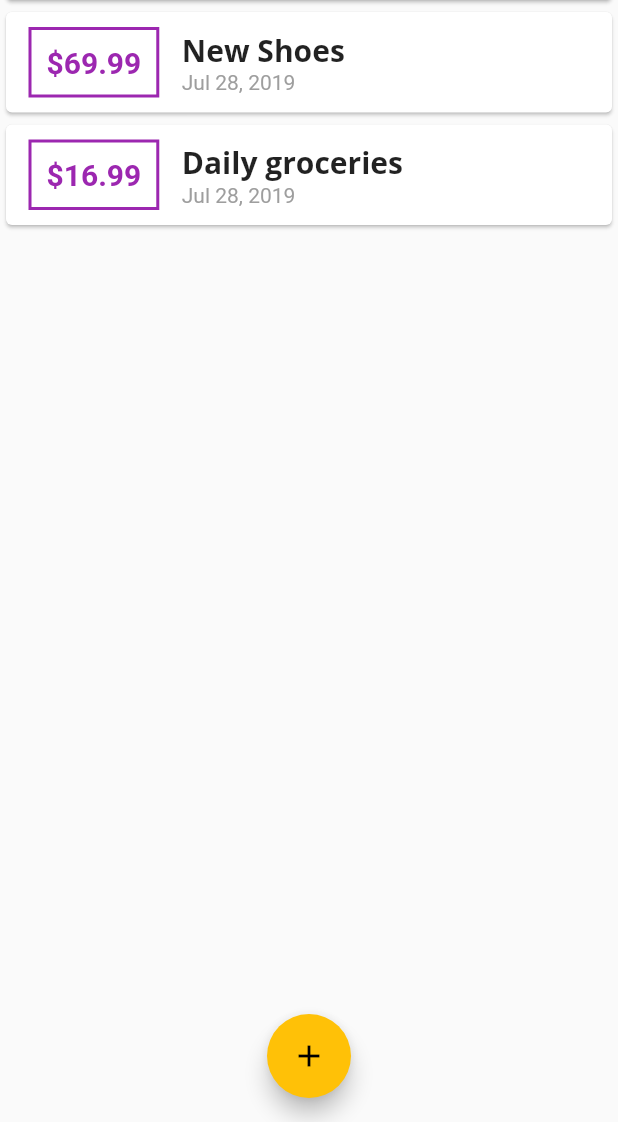
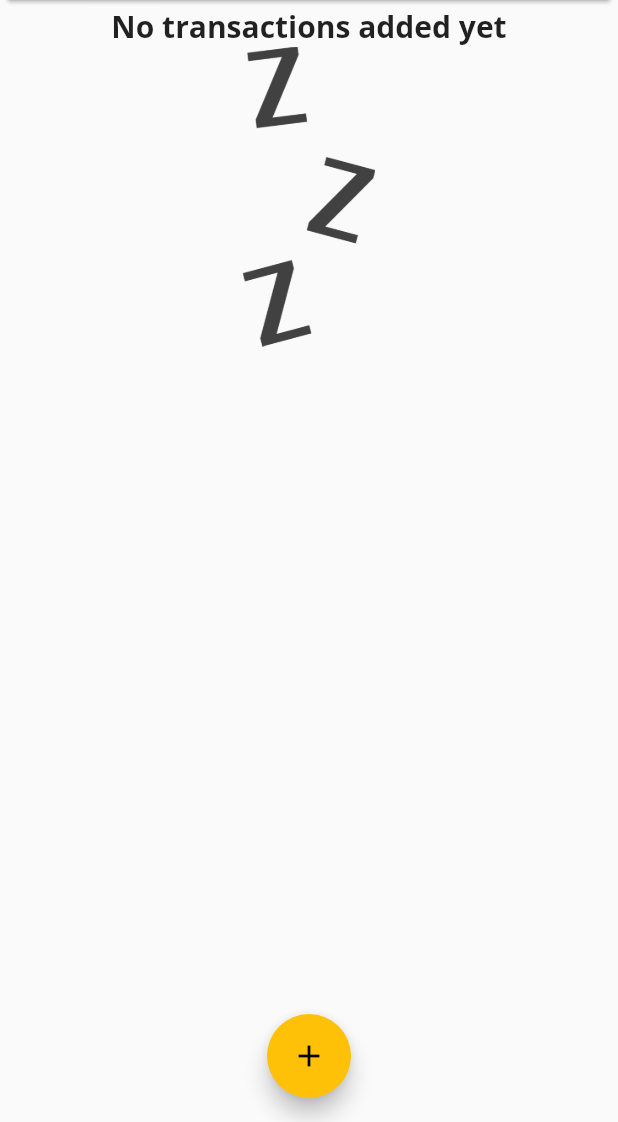
Before and after one commit to harshitm98/Expense-Manager-App, a Flutter app: the screen it shows after launch, on a phone screen of 412 x 824 dp, the part 114-1236 px from its top. Run offline on Flutter 3.47's test engine with Material 2 defaults, Android fonts, the phone set to English and light mode, and no system bars.

Commit message:
Added image for no transactions

```diff
--- a/lib/main.dart
+++ b/lib/main.dart
@@ -41,18 +41,18 @@ class MyHomePage extends StatefulWidget {
 
 class _MyHomePageState extends State<MyHomePage> {
   final List<Transaction> _userTransactions = [
-    Transaction(
-      id: "t1",
-      title: "New Shoes",
-      amount: 69.99,
-      date: DateTime.now(),
-    ),
-    Transaction(
-      id: "t1",
-      title: "Daily groceries",
-      amount: 16.99,
-      date: DateTime.now(),
-    ),
+    // Transaction(
+    //   id: "t1",
+    //   title: "New Shoes",
+    //   amount: 69.99,
+    //   date: DateTime.now(),
+    // ),
+    // Transaction(
+    //   id: "t1",
+    //   title: "Daily groceries",
+    //   amount: 16.99,
+    //   date: DateTime.now(),
+    // ),
   ];
 
   void _addNewTransaction(String title, double amount) {
--- a/lib/widgets/transaction_list.dart
+++ b/lib/widgets/transaction_list.dart
@@ -12,13 +12,29 @@ class TransactionList extends StatelessWidget {
   Widget build(BuildContext context) {
     return Container(
       height: 300,
-      child: ListView.builder(
+      child: _userTransactions.isEmpty
+          ? Column(
+              children: <Widget>[
+                Text(
+                  "No transactions added yet",
+                  style: Theme.of(context).textTheme.title,
+                ),
+                Container(
+                    height: 200,
+                    child: Image.asset(
+                      "assets/images/waiting.png",
+                      fit: BoxFit.cover,
+                    )),
+              ],
+            )
+          : ListView.builder(
               itemBuilder: (context, index) {
                 return Card(
                   child: Row(
                     children: <Widget>[
                       Container(
-                  margin: EdgeInsets.symmetric(vertical: 10, horizontal: 15),
+                        margin:
+                            EdgeInsets.symmetric(vertical: 10, horizontal: 15),
                         child: Text(
                           "\$${_userTransactions[index].amount.toStringAsFixed(2)}",
                           style: TextStyle(
@@ -43,7 +59,8 @@ class TransactionList extends StatelessWidget {
                               style: Theme.of(context).textTheme.title,
                             ),
                             Text(
-                        DateFormat.yMMMd().format(_userTransactions[index].date),
+                              DateFormat.yMMMd()
+                                  .format(_userTransactions[index].date),
                               style: TextStyle(
                                 color: Colors.grey,
                               ),
--- a/pubspec.yaml
+++ b/pubspec.yaml
@@ -42,8 +42,8 @@ flutter:
   uses-material-design: true
 
   # To add assets to your application, add an assets section, like this:
-  # assets:
-  #  - images/a_dot_burr.jpeg
+  assets:
+    - assets/images/waiting.png
   #  - images/a_dot_ham.jpeg
 
   # An image asset can refer to one or more resolution-specific "variants", see
```
Also changed, not shown: assets/images/waiting.png (added). Lines whose indentation alone changed are shown as unchanged.
